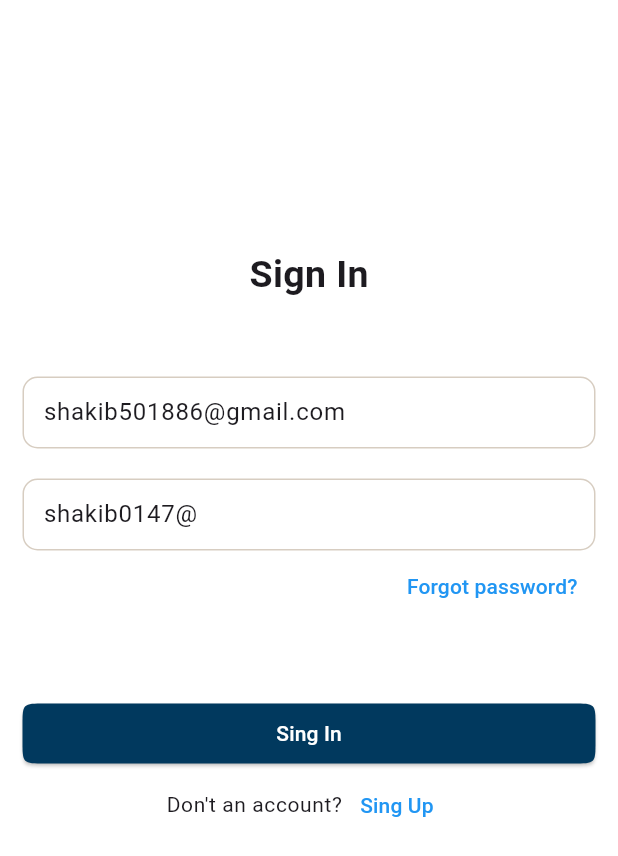
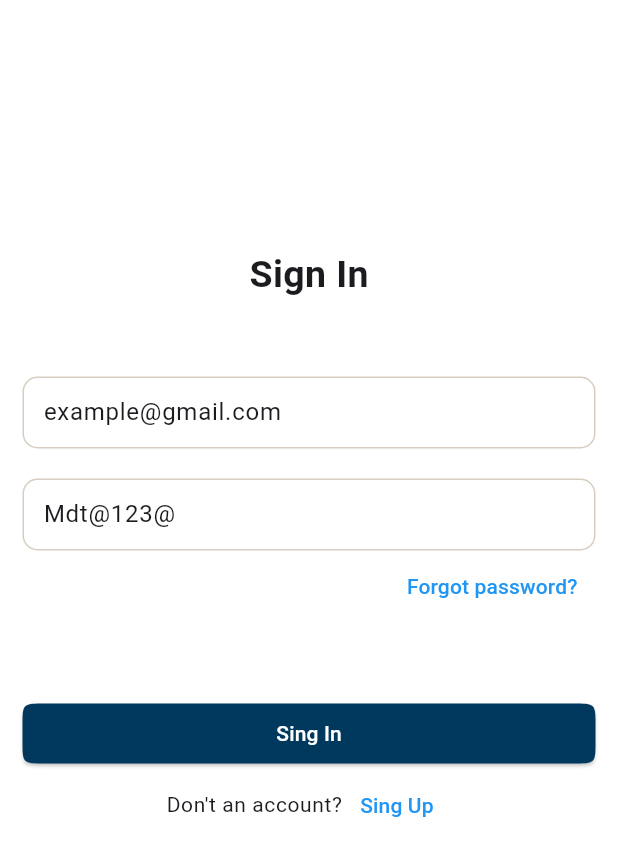
Before and after one commit to MTS-Services/Ayuuto-Savings-App, a Flutter app: the screen it shows after launch, after a tap on "Sign In", on a phone screen of 412 x 824 dp. Shown: the top 856 px of the screen. Run offline on Flutter 3.47's test engine with Material 3 defaults, Android fonts, the phone set to English and light mode, and no system bars; our stand-ins replace firebase_auth, firebase_core, get, iconsax_flutter, image_picker; accounts and stored records are empty; network calls fail.

Commit message:
commit firebase change

```diff
--- a/lib/main.dart
+++ b/lib/main.dart
@@ -1,9 +1,7 @@
 import 'package:firebase_core/firebase_core.dart';
 import 'package:flutter/material.dart';
-
 import 'ayuuto_savings.dart';
 import 'firebase_options.dart';
-
 Future<void> main() async{
   WidgetsFlutterBinding.ensureInitialized();
   await Firebase.initializeApp(
--- a/lib/src/view/screen/auth/sign_in_screen.dart
+++ b/lib/src/view/screen/auth/sign_in_screen.dart
@@ -23,8 +23,8 @@ class _SignInScreenState extends State<SignInScreen> {
 
 @override
   void initState() {
-    _emailETController.text = "shakib501886@gmail.com";
-    _passwordETController.text = "shakib0147@";
+    _emailETController.text = "example@gmail.com";
+    _passwordETController.text = "Mdt@123@";
     super.initState();
   }
 
--- a/lib/src/view/screen/profile/widget/profile_header.dart
+++ b/lib/src/view/screen/profile/widget/profile_header.dart
@@ -30,8 +30,6 @@ class _ProfileHeaderCardState extends State<ProfileHeaderCard> {
       setState(() {
         _pickedImage = File(pickedFile.path);
       });
-
-      // এখানে চাইলে Firebase বা অন্য কোথাও আপলোডের লজিক দিতে পারো
     }
   }
 
--- a/pubspec.yaml
+++ b/pubspec.yaml
@@ -14,11 +14,11 @@ dependencies:
   cupertino_icons: ^1.0.8
   get: ^4.7.2
   flutter_svg: ^2.1.0
-  firebase_core: ^3.13.0
-  firebase_auth: ^5.5.2
   iconsax_flutter: ^1.0.0
   intl: ^0.20.2
   image_picker: ^1.1.2
+  firebase_core: ^3.13.0
+  firebase_auth: ^5.5.3
 
 dev_dependencies:
   flutter_test:
```
Also changed, not shown: firebase.json, lib/firebase_options.dart, pubspec.lock, 2 other files.
